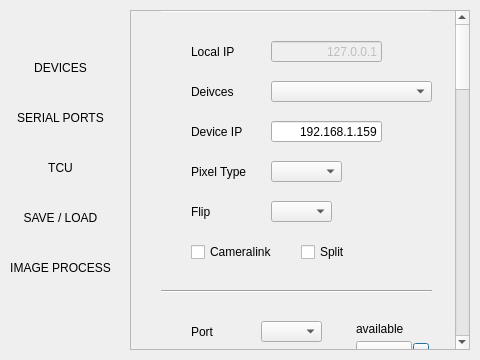
The window that src/preferences.ui (yilp7/img_proc_demo) describes before a commit, drawn with Qt 5.
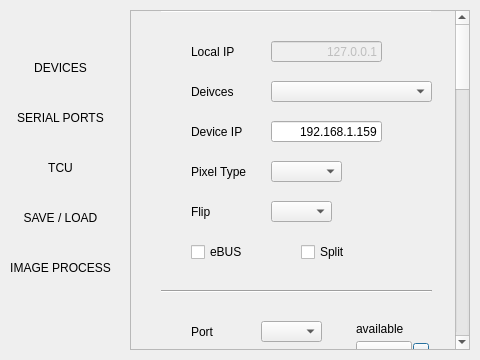
The same window after the commit. Custom widgets are drawn as their Qt base class.

Patch:
```diff
--- a/src/preferences.ui
+++ b/src/preferences.ui
@@ -510,7 +510,7 @@
     <property name="geometry">
      <rect>
       <x>0</x>
-      <y>-803</y>
+      <y>-73</y>
       <width>324</width>
       <height>1620</height>
      </rect>
@@ -611,7 +611,7 @@
        </rect>
       </property>
       <property name="text">
-       <string>Cameralink</string>
+       <string>eBUS</string>
       </property>
      </widget>
      <widget class="QLabel" name="FILP">
```
Left out of the diff: 2 changed lines with no effect on the pictures.
